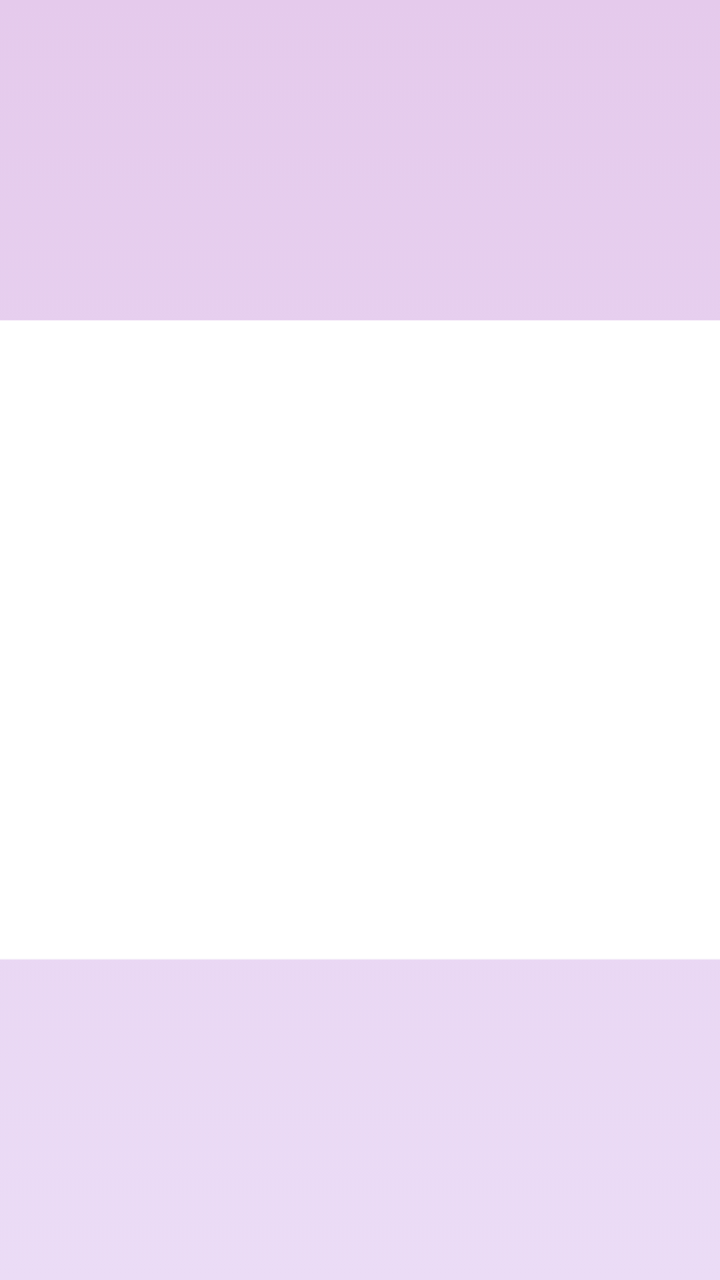
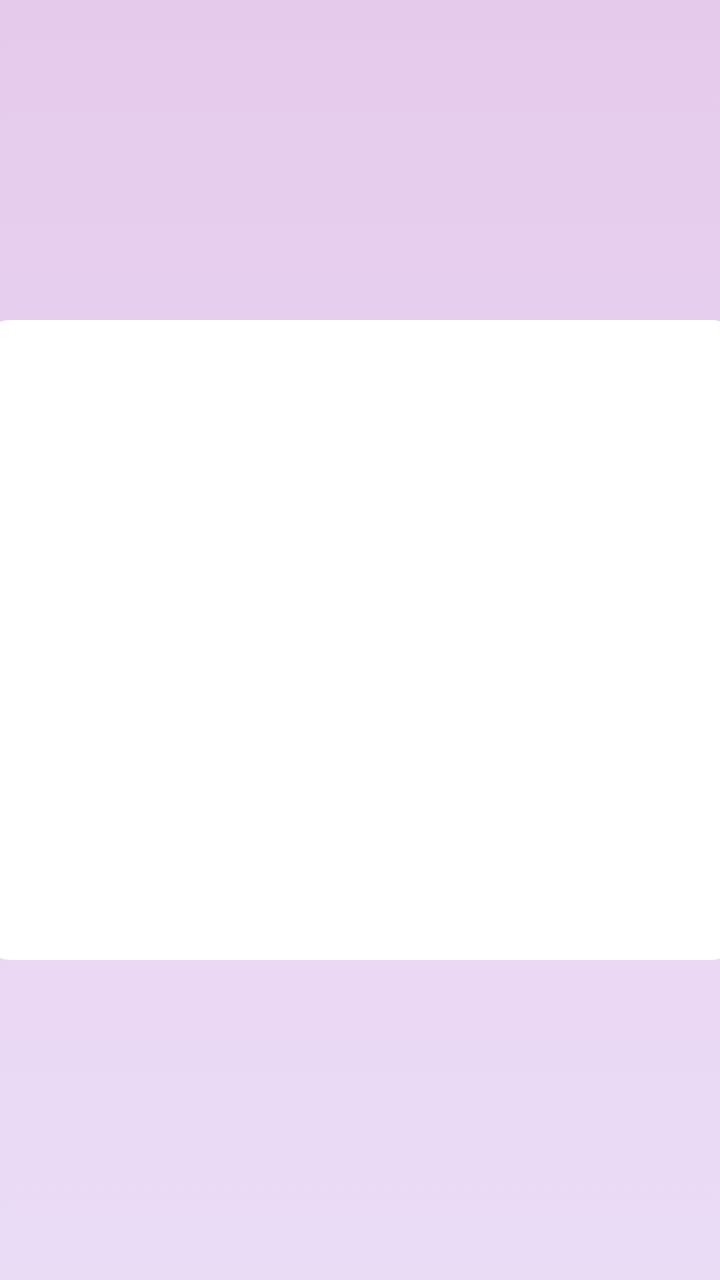

Compare the two renders of this Android layout. The source of the first and the diff that turns it into the second are given below.
<!-- AndroidManifest.xml: application theme Theme.TheApp -->
<!-- res/layout/activity_login.xml -->
<?xml version="1.0" encoding="utf-8"?>
<androidx.constraintlayout.widget.ConstraintLayout xmlns:android="http://schemas.android.com/apk/res/android"
    xmlns:tools="http://schemas.android.com/tools"
    android:layout_width="match_parent"
    android:layout_height="match_parent"
    xmlns:app="http://schemas.android.com/apk/res-auto"
    android:gravity="center"
    android:orientation="vertical"
    android:background="@drawable/gradient_list"
    android:id="@+id/loginLayout">

    

    <androidx.constraintlayout.widget.ConstraintLayout
        android:layout_width="380dp"
        android:layout_height="0dp"
        app:layout_constraintTop_toTopOf="parent"
        app:layout_constraintBottom_toBottomOf="parent"
        app:layout_constraintStart_toStartOf="parent"
        app:layout_constraintEnd_toEndOf="parent"
        app:layout_constraintHeight_percent=".5">

        <androidx.viewpager2.widget.ViewPager2
            android:id="@+id/viewPager"
            android:layout_width="match_parent"
            android:layout_height="match_parent"
            app:layout_constraintTop_toTopOf="parent"
            app:layout_constraintBottom_toBottomOf="parent"
            app:layout_constraintStart_toStartOf="parent"
            app:layout_constraintEnd_toEndOf="parent"
            android:background="@drawable/roundedcorners"/>
        
        <com.google.android.material.tabs.TabLayout
            android:id="@+id/tabLayout"
            android:layout_width="match_parent"
            android:layout_height="60dp"
            app:layout_constraintTop_toTopOf="parent"
            app:layout_constraintBottom_toBottomOf="parent"
            app:layout_constraintStart_toStartOf="parent"
            app:layout_constraintEnd_toEndOf="parent"
            app:layout_constraintVertical_bias="0"
            android:background="@drawable/roundedcorners"/>


    </androidx.constraintlayout.widget.ConstraintLayout>


</androidx.constraintlayout.widget.ConstraintLayout>
<!-- resources referenced by this layout -->
<resources>
  <!-- drawable gradient_list (drawable) -->
  <?xml version="1.0" encoding="utf-8"?>
  <animation-list xmlns:android="http://schemas.android.com/apk/res/android">
      <item
          android:drawable="@drawable/bg_1"
          android:duration="3000"/>
  
      <item
          android:drawable="@drawable/bg_2"
          android:duration="3000"/>
  
      <item
          android:drawable="@drawable/bg_3"
          android:duration="3000"/>
  </animation-list>
  <!-- drawable roundedcorners (drawable) -->
  <?xml version="1.0" encoding="UTF-8"?>
  <shape xmlns:android="http://schemas.android.com/apk/res/android"
      android:shape="rectangle">
  
      <gradient
          android:startColor="@color/on_primary"
          android:endColor="@color/on_primary"
          android:angle="270"/>
  
      <stroke
          android:width="1dp"
          android:color="#55FFFFFF"/>
  
      <padding
          android:left="12dp"
          android:top="8dp"
          android:right="12dp"
          android:bottom="8dp"/>
  
      <corners
          android:bottomRightRadius="7dp"
          android:bottomLeftRadius="7dp"
          android:topLeftRadius="7dp"
          android:topRightRadius="7dp"/>
  </shape>
  <style name="Theme.TheApp" parent="Base.Theme.TheApp" />
  <!-- drawable bg_1 (drawable) -->
  <?xml version="1.0" encoding="utf-8"?>
  <selector xmlns:android="http://schemas.android.com/apk/res/android">
      <item>
          <shape>
              <gradient
                  android:angle="255"
                  android:startColor="#E5CAEC"
                  android:endColor="#EBDCF6"/>
          </shape>
      </item>
  </selector>
  <!-- drawable bg_2 (drawable) -->
  <?xml version="1.0" encoding="utf-8"?>
  <selector xmlns:android="http://schemas.android.com/apk/res/android">
      <item>
          <shape>
              <gradient
                  android:angle="135"
                  android:startColor="#EBDCF6"
                  android:endColor="#EAEDF4"/>
          </shape>
      </item>
  </selector>
  <!-- drawable bg_3 (drawable) -->
  <?xml version="1.0" encoding="utf-8"?>
  <selector xmlns:android="http://schemas.android.com/apk/res/android">
      <item>
          <shape>
              <gradient
                  android:angle="315"
                  android:startColor="#EAEDF4"
                  android:endColor="#E5CAEC"/>
          </shape>
      </item>
  </selector>
  <color name="on_primary">#FFFFFF</color>
  <style name="Base.Theme.TheApp" parent="Theme.Material3.DayNight.NoActionBar">
          
          
          <item name="colorPrimary">@color/primary</item>
          <item name="colorOnPrimary">@color/on_primary</item>
      </style>
  <color name="primary">#000000</color>
</resources>

<!-- the commit's change to res/layout/activity_login.xml (unified diff, before → after) -->
@@ -28,8 +28,8 @@
             app:layout_constraintBottom_toBottomOf="parent"
             app:layout_constraintStart_toStartOf="parent"
             app:layout_constraintEnd_toEndOf="parent"
-            android:background="@drawable/roundedcorners"/>
-        
+            android:background="@drawable/tab_bg"/>
+
         <com.google.android.material.tabs.TabLayout
             android:id="@+id/tabLayout"
             android:layout_width="match_parent"
@@ -39,7 +39,8 @@
             app:layout_constraintStart_toStartOf="parent"
             app:layout_constraintEnd_toEndOf="parent"
             app:layout_constraintVertical_bias="0"
-            android:background="@drawable/roundedcorners"/>
+            app:tabMode="fixed"
+            android:background="@drawable/tab_bg"/>
 
 
     </androidx.constraintlayout.widget.ConstraintLayout>
<!-- resource entries referenced after the edit -->
@@ -15,31 +15,16 @@
           android:drawable="@drawable/bg_3"
           android:duration="3000"/>
   </animation-list>
-  <!-- drawable roundedcorners (drawable) -->
-  <?xml version="1.0" encoding="UTF-8"?>
+  <!-- drawable tab_bg (drawable) -->
+  <?xml version="1.0" encoding="utf-8"?>
   <shape xmlns:android="http://schemas.android.com/apk/res/android"
       android:shape="rectangle">
   
-      <gradient
-          android:startColor="@color/on_primary"
-          android:endColor="@color/on_primary"
-          android:angle="270"/>
+      <solid
+          android:color="@color/white"/>
+      <corners
+          android:radius="15dp"/>
   
-      <stroke
-          android:width="1dp"
-          android:color="#55FFFFFF"/>
-  
-      <padding
-          android:left="12dp"
-          android:top="8dp"
-          android:right="12dp"
-          android:bottom="8dp"/>
-  
-      <corners
-          android:bottomRightRadius="7dp"
-          android:bottomLeftRadius="7dp"
-          android:topLeftRadius="7dp"
-          android:topRightRadius="7dp"/>
   </shape>
   <style name="Theme.TheApp" parent="Base.Theme.TheApp" />
   <!-- drawable bg_1 (drawable) -->
@@ -78,6 +63,7 @@
           </shape>
       </item>
   </selector>
+  <color name="white">#FFFFFF</color>
   <color name="on_primary">#FFFFFF</color>
   <style name="Base.Theme.TheApp" parent="Theme.Material3.DayNight.NoActionBar">
           
